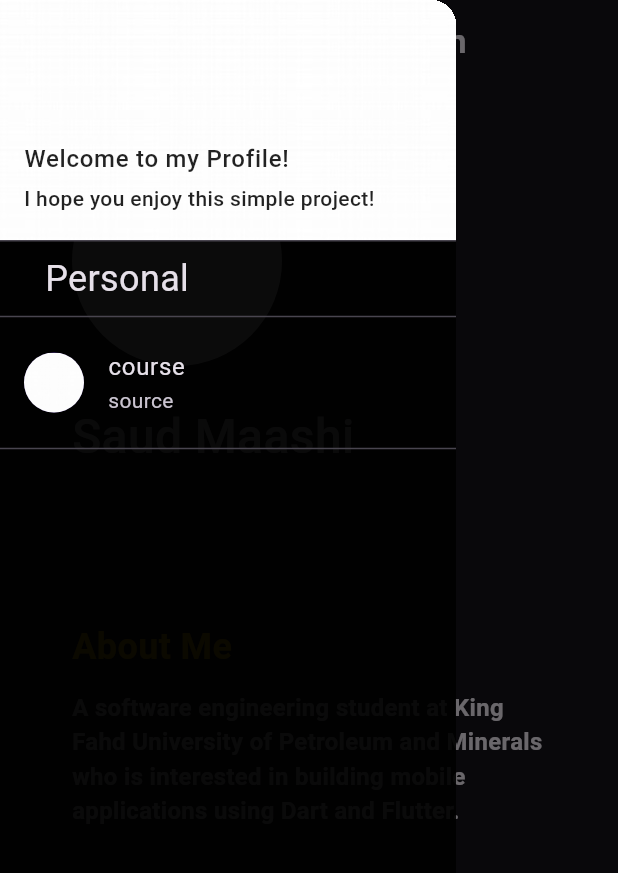
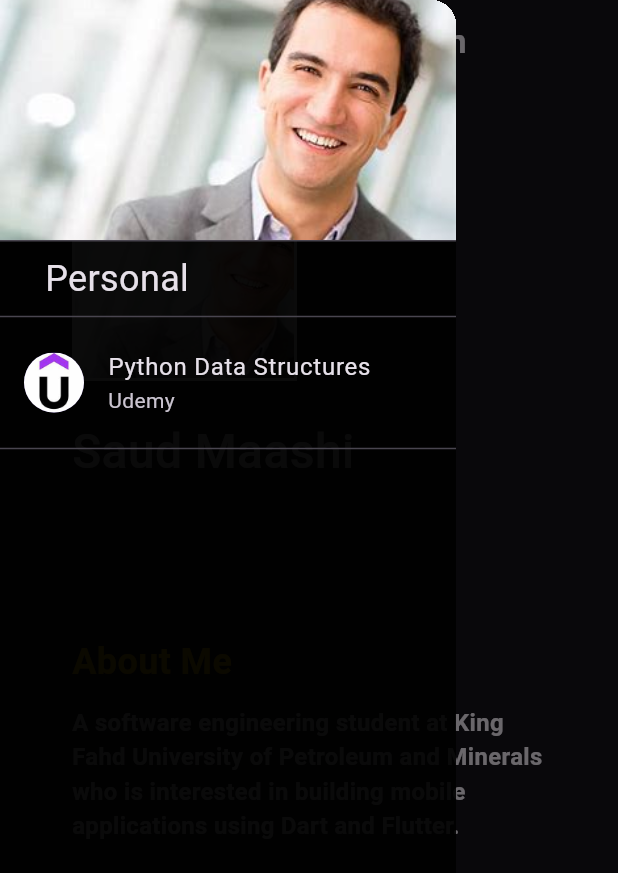
Before and after one commit to SaudMaashi/my_cv, a Flutter app: the screen it shows after launch, with the side drawer open, on a phone screen of 412 x 824 dp. Shown: the top 873 px of the screen. Run offline on Flutter 3.47's test engine with Material 3 defaults, Android fonts, the phone set to English and light mode, and no system bars.

Commit message:
Adding and Styling Things

```diff
--- a/lib/data/certificates.dart
+++ b/lib/data/certificates.dart
@@ -2,7 +2,7 @@ import 'package:my_cv/models/Certificate.dart';
 
 const certificates = [
   Certificate(
-      course: "course",
-      source: "source",
-      sourceImage: "assets/images/moon.jpeg"),
+      course: "Python Data Structures",
+      source: "Udemy",
+      sourceImage: "assets/images/udemy.png"),
 ];
--- a/lib/widgets/drawer_list_view.dart
+++ b/lib/widgets/drawer_list_view.dart
@@ -12,20 +12,8 @@ class DrawerListView extends StatelessWidget {
     return ListView(
       children: [
         const UserAccountsDrawerHeader(
-          accountName: Text(
-            "Welcome to my Profile!",
-            style: TextStyle(
-              fontWeight: FontWeight.w500,
-              color: Colors.black87,
-            ),
-          ),
-          accountEmail: Text(
-            "I hope you enjoy this simple project!",
-            style: TextStyle(
-              fontWeight: FontWeight.w500,
-              color: Colors.black87,
-            ),
-          ),
+          accountName: null,
+          accountEmail: null,
           decoration: BoxDecoration(
             image: DecorationImage(
               image: AssetImage("assets/images/moon.jpeg"),
--- a/lib/widgets/main_screen_body.dart
+++ b/lib/widgets/main_screen_body.dart
@@ -7,28 +7,37 @@ class MainScreenBody extends StatelessWidget {
 
   @override
   Widget build(BuildContext context) {
-    return const SafeArea(
+    return SafeArea(
       child: Padding(
-        padding: EdgeInsets.only(top: 48, left: 48),
+        padding: const EdgeInsets.only(top: 48, left: 48),
         child: Column(
           crossAxisAlignment: CrossAxisAlignment.start,
           children: [
-            CircleAvatar(
-              radius: 70,
-              backgroundColor: Color(0xFF1C1C1C),
-              backgroundImage: AssetImage("assets/images/moon.jpeg"),
+            Container(
+              height: 150,
+              width: 150,
+              decoration: BoxDecoration(
+                border: Border.all(
+                  color: Colors.white,
+                  width: 2,
+                ),
+              ),
+              child: Image.asset(
+                "assets/images/moon.jpeg",
+                fit: BoxFit.cover,
+              ),
             ),
-            SizedBox(
+            const SizedBox(
               height: 24,
             ),
-            Text(
+            const Text(
               "Saud Maashi",
               style: TextStyle(fontSize: 32, fontWeight: FontWeight.w500),
             ),
-            SizedBox(
+            const SizedBox(
               height: 100,
             ),
-            Row(
+            const Row(
               children: [
                 Text(
                   "About Me",
@@ -40,10 +49,10 @@ class MainScreenBody extends StatelessWidget {
                 ),
               ],
             ),
-            SizedBox(
+            const SizedBox(
               height: 12,
             ),
-            Padding(
+            const Padding(
               padding: EdgeInsets.only(right: 48),
               child: Row(
                 children: [
--- /dev/null
+++ b/lib/widgets/personal_information_list_tile.dart
@@ -0,0 +1,10 @@
+import 'package:flutter/material.dart';
+
+class PersonalInformationListTile extends StatelessWidget {
+  const PersonalInformationListTile({super.key});
+
+  @override
+  Widget build(BuildContext context) {
+    return const ListTile();
+  }
+}
```
Also changed, not shown: assets/images/moon.jpeg, assets/images/udemy.png (added).
